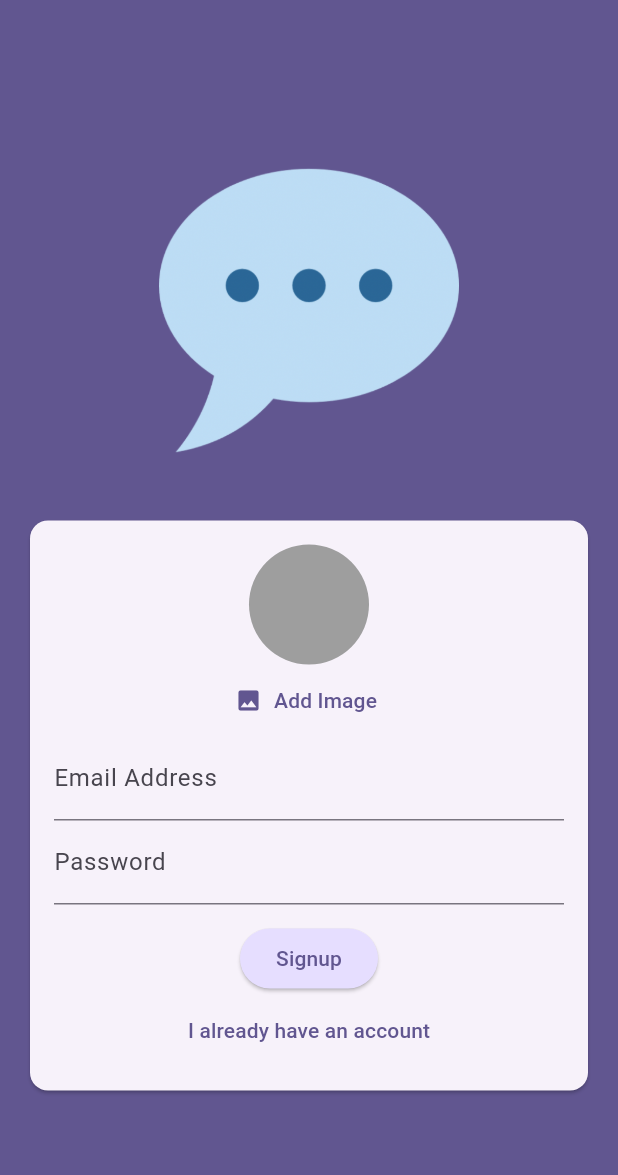
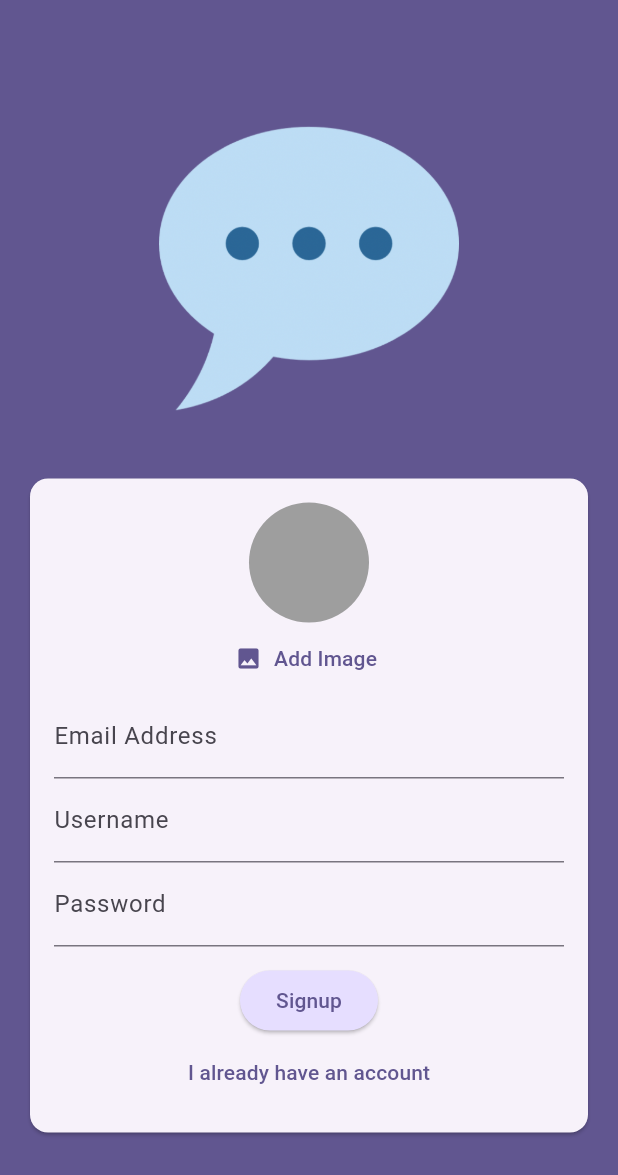
Before and after one commit to karanpatel0608/Chatter, a Flutter app: the screen it shows after launch, after a tap on "Login", after a tap on "Create an account", on a phone screen of 412 x 824 dp. Shown: the top 1175 px of the screen. Run offline on Flutter 3.47's test engine with Material 3 defaults, Android fonts, the phone set to English and light mode, and no system bars; our stand-ins replace cloud_firestore, firebase_auth, firebase_core, firebase_storage, google_sign_in, image_picker; accounts and stored records are empty.

Commit message:
Profile Picture and Username

```diff
--- a/lib/screens/auth.dart
+++ b/lib/screens/auth.dart
@@ -1,4 +1,8 @@
+import 'dart:io';
+
 import 'package:chat_app/widgets/user_image_picker.dart';
+import 'package:cloud_firestore/cloud_firestore.dart';
+import 'package:firebase_storage/firebase_storage.dart';
 import 'package:flutter/material.dart';
 import 'package:firebase_auth/firebase_auth.dart';
 import 'package:google_sign_in/google_sign_in.dart';
@@ -19,30 +23,68 @@ class _AuthScreenState extends State<AuthScreen> {
   var _isLogin = true;
   var _userEmail = '';
   var _userPassword = '';
+  var _userName = '';
+  File? _selectedImage;
+  var _isAuthenticating = false;
 
   _submit() async {
     final isValid = _form.currentState!.validate();
 
-    if (!isValid) {
+    if (!isValid || (!_isLogin && _selectedImage == null)) {
+      // Show an error message
+      ScaffoldMessenger.of(context).clearSnackBars();
+      ScaffoldMessenger.of(context).showSnackBar(
+        const SnackBar(content: Text('Please complete the form correctly')),
+      );
       return;
     }
+
     _form.currentState!.save();
 
     try {
+      setState(() {
+        _isAuthenticating = true;
+      });
       if (_isLogin) {
         // Log user in
         final userCredentials = await _firebase.signInWithEmailAndPassword(
             email: _userEmail, password: _userPassword);
-        print(userCredentials);
+        // print(userCredentials);
       } else {
         final userCredentials = await _firebase.createUserWithEmailAndPassword(
             email: _userEmail, password: _userPassword);
-        print(userCredentials);
+        // print(userCredentials);
+
+        final storageRef = FirebaseStorage.instance
+            .ref()
+            .child('user_images')
+            .child('${userCredentials.user!.uid}.jpg');
+
+        await storageRef.putFile(_selectedImage!);
+        final imageUrl = await storageRef.getDownloadURL();
+        // print(imageUrl);
+
+        await FirebaseFirestore.instance
+            .collection('users')
+            .doc(userCredentials.user!.uid)
+            .set({
+          'username': _userName,
+          'email': _userEmail,
+          'image_url': imageUrl,
+        });
       }
     } on FirebaseAuthException catch (error) {
       ScaffoldMessenger.of(context).clearSnackBars();
       ScaffoldMessenger.of(context).showSnackBar(
           SnackBar(content: Text(error.message ?? 'Authentication Failed')));
+    } catch (error) {
+      ScaffoldMessenger.of(context).clearSnackBars();
+      ScaffoldMessenger.of(context).showSnackBar(const SnackBar(
+          content:  Text('An error occurred. Please try again later.')));
+
+      setState(() {
+        _isAuthenticating = false;
+      });
     }
   }
 
@@ -54,18 +96,23 @@ class _AuthScreenState extends State<AuthScreen> {
         return;
       }
 
-      final GoogleSignInAuthentication googleAuth = await googleUser.authentication;
+      final GoogleSignInAuthentication googleAuth =
+          await googleUser.authentication;
       final AuthCredential credential = GoogleAuthProvider.credential(
         accessToken: googleAuth.accessToken,
         idToken: googleAuth.idToken,
       );
 
       final userCredential = await _firebase.signInWithCredential(credential);
-      print(userCredential);
+      // print(userCredential);
     } on FirebaseAuthException catch (error) {
       ScaffoldMessenger.of(context).clearSnackBars();
       ScaffoldMessenger.of(context).showSnackBar(
           SnackBar(content: Text(error.message ?? 'Google Sign-In Failed')));
+    } catch (error) {
+      ScaffoldMessenger.of(context).clearSnackBars();
+      ScaffoldMessenger.of(context).showSnackBar(const SnackBar(
+          content: Text('An error occurred. Please try again later.')));
     }
   }
 
@@ -99,7 +146,11 @@ class _AuthScreenState extends State<AuthScreen> {
                         mainAxisSize: MainAxisSize.min,
                         children: [
                           if (!_isLogin)
-                           UserImagePicker(),
+                            UserImagePicker(
+                              onPickImage: (pickedImage) {
+                                _selectedImage = pickedImage;
+                              },
+                            ),
                           TextFormField(
                             decoration: const InputDecoration(
                                 labelText: 'Email Address'),
@@ -118,6 +169,21 @@ class _AuthScreenState extends State<AuthScreen> {
                               _userEmail = value!;
                             },
                           ),
+                          if (!_isLogin)
+                          TextFormField(
+                            decoration:  const InputDecoration(labelText: 'Username'),
+                            enableSuggestions: false,
+                            validator: (value) {
+                              if(value == null || value.trim().isEmpty || value.trim().length < 4) {
+                                return 'Please enter atleast 4 characters.';
+                              }
+                              return null;
+                            },
+                            onSaved: (value) {
+                              _userName = value!;
+                            },
+                          ),
+
                           TextFormField(
                             decoration:
                                 const InputDecoration(labelText: 'Password'),
@@ -133,6 +199,9 @@ class _AuthScreenState extends State<AuthScreen> {
                             },
                           ),
                           const SizedBox(height: 12),
+                          if (_isAuthenticating)
+                            const CircularProgressIndicator(),
+                          if (!_isAuthenticating) // Add this line
                             ElevatedButton(
                               onPressed: _submit,
                               style: ElevatedButton.styleFrom(
--- a/lib/widgets/user_image_picker.dart
+++ b/lib/widgets/user_image_picker.dart
@@ -3,7 +3,12 @@ import 'package:image_picker/image_picker.dart';
 import 'dart:io';
 
 class UserImagePicker extends StatefulWidget {
-  const UserImagePicker({super.key});
+  const UserImagePicker({
+    super.key,
+    required this.onPickImage,
+  });
+
+  final void Function(File pickedImage) onPickImage;
 
   @override
   State<StatefulWidget> createState() {
@@ -12,18 +17,23 @@ class UserImagePicker extends StatefulWidget {
 }
 
 class _UserImagePickerState extends State<UserImagePicker> {
-
   File? _pickedImageFile;
 
   void _pickImage() async {
-    final pickedImage = await ImagePicker().pickImage(source: ImageSource.camera, imageQuality: 50, maxWidth: 150,);
+    final pickedImage = await ImagePicker().pickImage(
+      source: ImageSource.camera,
+      imageQuality: 50,
+      maxWidth: 150,
+    );
 
-  if(pickedImage ==null){
-    return;
-  }
-    setState((){
+    if (pickedImage == null) {
+      return;
+    }
+    setState(() {
       _pickedImageFile = File(pickedImage.path);
     });
+
+    widget.onPickImage(_pickedImageFile!);
   }
 
   @override
@@ -33,11 +43,18 @@ class _UserImagePickerState extends State<UserImagePicker> {
         CircleAvatar(
           radius: 40,
           backgroundColor: Colors.grey,
-          foregroundImage: _pickedImageFile != null ? FileImage(_pickedImageFile!): null,
+          foregroundImage:
+              _pickedImageFile != null ? FileImage(_pickedImageFile!) : null,
         ),
-        TextButton.icon(onPressed: _pickImage , icon: const Icon(Icons.image) , label: Text('Add Image', style: TextStyle(
-          color: Theme.of(context).colorScheme.primary,
-        ),))
+        TextButton.icon(
+            onPressed: _pickImage,
+            icon: const Icon(Icons.image),
+            label: Text(
+              'Add Image',
+              style: TextStyle(
+                color: Theme.of(context).colorScheme.primary,
+              ),
+            ))
       ],
     );
   }
--- a/pubspec.yaml
+++ b/pubspec.yaml
@@ -41,6 +41,7 @@ dependencies:
   google_sign_in: ^6.2.1
   firebase_storage: ^12.1.0
   image_picker: ^1.1.2
+  cloud_firestore: ^5.1.0
 
 dev_dependencies:
   flutter_test:
```
Also changed, not shown: pubspec.lock, 3 other files. Lines whose indentation alone changed are shown as unchanged.
